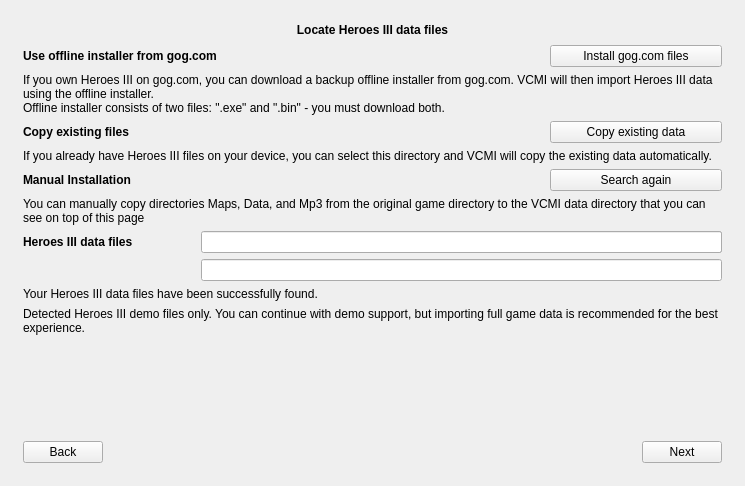
The window that launcher/firstLaunch/firstlaunch_moc.ui (GeorgeK1ng/vcmi) describes before a commit, drawn with Qt 5.
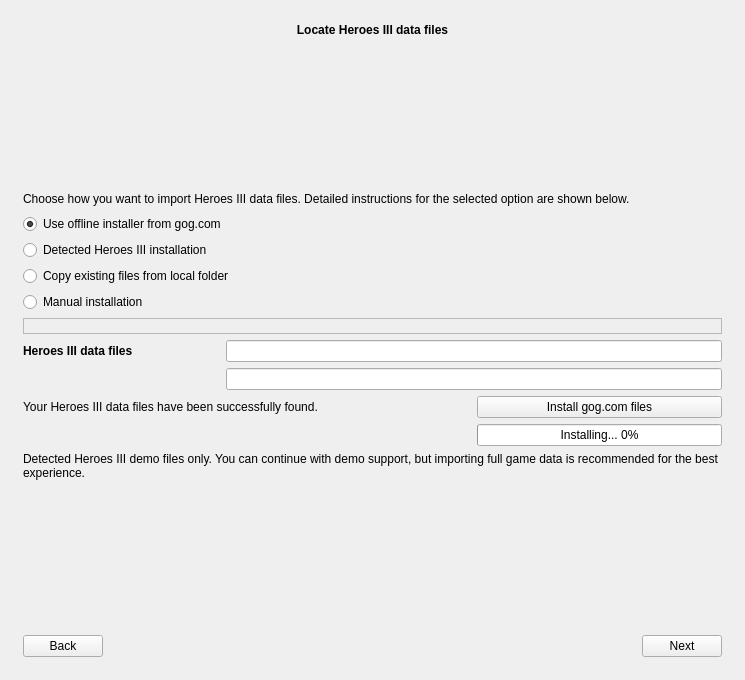
The same window after the commit. The open tabs and pages were chosen to show the change. Icons and pictures are not drawn.

Patch:
```diff
--- a/launcher/firstLaunch/firstlaunch_moc.ui
+++ b/launcher/firstLaunch/firstlaunch_moc.ui
@@ -7,7 +7,7 @@
     <x>0</x>
     <y>0</y>
     <width>745</width>
-    <height>380</height>
+    <height>680</height>
    </rect>
   </property>
   <property name="windowTitle">
@@ -166,101 +166,83 @@
        </item>
        
        <item>
-        <layout class="QGridLayout" name="gridLayout" columnstretch="1,2,1">
+        <spacer name="verticalSpacer">
+         <property name="orientation">
+          <enum>Qt::Orientation::Vertical</enum>
+         </property>
+         <property name="sizeHint" stdset="0">
+          <size>
+           <width>20</width>
+           <height>40</height>
+          </size>
+         </property>
+        </spacer>
+       </item>
+       <item>
+        <widget class="QLabel" name="labelDataIntro">
+         <property name="text">
+          <string>Choose how you want to import Heroes III data files. Detailed instructions for the selected option are shown below.</string>
+         </property>
+         <property name="wordWrap">
+          <bool>true</bool>
+         </property>
+        </widget>
+       </item>
+       <item>
+        <layout class="QGridLayout" name="gridLayout" columnstretch="1,0,0">
          <property name="spacing">
           <number>6</number>
          </property>
-         <item row="4" column="2">
-          <widget class="QPushButton" name="pushButtonDataCopy">
-           <property name="sizePolicy">
-            <sizepolicy hsizetype="Minimum" vsizetype="Fixed">
-             <horstretch>25</horstretch>
-             <verstretch>0</verstretch>
-            </sizepolicy>
-           </property>
+         <item row="2" column="0" colspan="3">
+          <widget class="QRadioButton" name="radioButtonDataCopy">
            <property name="text">
-            <string>Copy existing data</string>
+            <string>Copy existing files from local folder</string>
            </property>
           </widget>
          </item>
-         <item row="2" column="0" colspan="2">
-          <widget class="QLabel" name="labelDataGogTitle">
-           <property name="sizePolicy">
-            <sizepolicy hsizetype="Preferred" vsizetype="Fixed">
-             <horstretch>50</horstretch>
-             <verstretch>0</verstretch>
-            </sizepolicy>
+         <item row="4" column="0" colspan="3">
+          <widget class="QLabel" name="labelDataOptionDetails">
+           <property name="frameShape">
+            <enum>QFrame::Shape::StyledPanel</enum>
            </property>
-           <property name="font">
-            <font>
-             <bold>true</bold>
-            </font>
+           <property name="text">
+            <string/>
            </property>
+           <property name="alignment">
+            <set>Qt::AlignmentFlag::AlignLeading|Qt::AlignmentFlag::AlignLeft|Qt::AlignmentFlag::AlignTop</set>
+           </property>
+           <property name="wordWrap">
+            <bool>true</bool>
+           </property>
+           <property name="margin">
+            <number>8</number>
+           </property>
+          </widget>
+         </item>
+         <item row="1" column="0" colspan="3">
+          <widget class="QRadioButton" name="radioButtonDataDetected">
+           <property name="text">
+            <string>Detected Heroes III installation</string>
+           </property>
+          </widget>
+         </item>
+         <item row="0" column="0" colspan="2">
+          <widget class="QRadioButton" name="radioButtonDataGog">
            <property name="text">
             <string>Use offline installer from gog.com</string>
            </property>
-          </widget>
-         </item>
-         <item row="7" column="0" colspan="3">
-          <widget class="QLabel" name="labelDataManualDescr">
-           <property name="sizePolicy">
-            <sizepolicy hsizetype="Preferred" vsizetype="Fixed">
-             <horstretch>100</horstretch>
-             <verstretch>0</verstretch>
-            </sizepolicy>
-           </property>
-           <property name="text">
-            <string>You can manually copy directories Maps, Data, and Mp3 from the original game directory to the VCMI data directory that you can see on top of this page</string>
-           </property>
-           <property name="alignment">
-            <set>Qt::AlignmentFlag::AlignLeading|Qt::AlignmentFlag::AlignLeft|Qt::AlignmentFlag::AlignTop</set>
-           </property>
-           <property name="wordWrap">
+           <property name="checked">
             <bool>true</bool>
            </property>
           </widget>
          </item>
-         <item row="2" column="2">
-          <widget class="QPushButton" name="pushButtonGogInstall">
-           <property name="sizePolicy">
-            <sizepolicy hsizetype="Minimum" vsizetype="Fixed">
-             <horstretch>25</horstretch>
-             <verstretch>0</verstretch>
-            </sizepolicy>
-           </property>
+         <item row="3" column="0" colspan="3">
+          <widget class="QRadioButton" name="radioButtonDataManual">
            <property name="text">
-            <string>Install gog.com files</string>
+            <string>Manual installation</string>
            </property>
-          </widget>
-         </item>
-         <item row="6" column="0" colspan="2">
-          <widget class="QLabel" name="labelDataManualTitle">
-           <property name="sizePolicy">
-            <sizepolicy hsizetype="Preferred" vsizetype="Fixed">
-             <horstretch>50</horstretch>
-             <verstretch>0</verstretch>
-            </sizepolicy>
-           </property>
-           <property name="font">
-            <font>
-             <bold>true</bold>
-            </font>
-           </property>
-           <property name="text">
-            <string>Manual Installation</string>
-           </property>
-          </widget>
-         </item>
-         <item row="6" column="2">
-          <widget class="QPushButton" name="pushButtonDataSearch">
-           <property name="sizePolicy">
-            <sizepolicy hsizetype="Minimum" vsizetype="Fixed">
-             <horstretch>25</horstretch>
-             <verstretch>0</verstretch>
-            </sizepolicy>
-           </property>
-           <property name="text">
-            <string>Search again</string>
+           <property name="checked">
+            <bool>false</bool>
            </property>
           </widget>
          </item>
@@ -292,7 +274,7 @@
            </property>
           </widget>
          </item>
-         <item row="8" column="1" colspan="2">
+         <item row="5" column="1" colspan="2">
           <widget class="QLineEdit" name="lineEditDataUser">
            <property name="enabled">
             <bool>true</bool>
@@ -308,26 +290,39 @@
            </property>
           </widget>
          </item>
-         <item row="5" column="0" colspan="3">
-          <widget class="QLabel" name="labelDataCopyDescr">
+         <item row="11" column="0" colspan="3">
+          <widget class="QLabel" name="labelDataDemoInfo">
            <property name="sizePolicy">
             <sizepolicy hsizetype="Preferred" vsizetype="Fixed">
              <horstretch>100</horstretch>
              <verstretch>0</verstretch>
             </sizepolicy>
            </property>
-           <property name="text">
-            <string>If you already have Heroes III files on your device, you can select this directory and VCMI will copy the existing data automatically.</string>
+           <property name="visible">
+            <bool>false</bool>
            </property>
-           <property name="alignment">
-            <set>Qt::AlignmentFlag::AlignLeading|Qt::AlignmentFlag::AlignLeft|Qt::AlignmentFlag::AlignTop</set>
+           <property name="text">
+            <string>Detected Heroes III demo files only. You can continue with demo support, but importing full game data is recommended for the best experience.</string>
            </property>
            <property name="wordWrap">
             <bool>true</bool>
            </property>
           </widget>
          </item>
-         <item row="8" column="0">
+         <item row="7" column="2">
+          <widget class="QPushButton" name="pushButtonGogInstall">
+           <property name="sizePolicy">
+            <sizepolicy hsizetype="Minimum" vsizetype="Fixed">
+             <horstretch>25</horstretch>
+             <verstretch>0</verstretch>
+            </sizepolicy>
+           </property>
+           <property name="text">
+            <string>Install gog.com files</string>
+           </property>
+          </widget>
+         </item>
+         <item row="5" column="0">
           <widget class="QLabel" name="labelDataFiles">
            <property name="sizePolicy">
             <sizepolicy hsizetype="Preferred" vsizetype="Fixed">
@@ -345,25 +340,7 @@
            </property>
           </widget>
          </item>
-         <item row="4" column="0" colspan="2">
-          <widget class="QLabel" name="labelDataCopyTitle">
-           <property name="sizePolicy">
-            <sizepolicy hsizetype="Preferred" vsizetype="Fixed">
-             <horstretch>50</horstretch>
-             <verstretch>0</verstretch>
-            </sizepolicy>
-           </property>
-           <property name="font">
-            <font>
-             <bold>true</bold>
-            </font>
-           </property>
-           <property name="text">
-            <string>Copy existing files</string>
-           </property>
-          </widget>
-         </item>
-         <item row="9" column="1" colspan="2">
+         <item row="6" column="1" colspan="2">
           <widget class="QLineEdit" name="lineEditDataSystem">
            <property name="enabled">
             <bool>true</bool>
@@ -379,7 +356,7 @@
            </property>
           </widget>
          </item>
-         <item row="10" column="0" colspan="3">
+         <item row="7" column="0" colspan="2">
           <widget class="QLabel" name="labelDataFound">
            <property name="sizePolicy">
             <sizepolicy hsizetype="Preferred" vsizetype="Fixed">
@@ -395,48 +372,6 @@
            </property>
           </widget>
          </item>
-         <item row="11" column="0" colspan="3">
-          <widget class="QLabel" name="labelDataDemoInfo">
-           <property name="visible">
-            <bool>false</bool>
-           </property>
-           <property name="sizePolicy">
-            <sizepolicy hsizetype="Preferred" vsizetype="Fixed">
-             <horstretch>100</horstretch>
-             <verstretch>0</verstretch>
-            </sizepolicy>
-           </property>
-           <property name="text">
-            <string>Detected Heroes III demo files only. You can continue with demo support, but importing full game data is recommended for the best experience.</string>
-           </property>
-           <property name="wordWrap">
-            <bool>true</bool>
-           </property>
-          </widget>
-         </item>
-         <item row="3" column="0" colspan="3">
-          <widget class="QLabel" name="labelDataGogDescr">
-           <property name="sizePolicy">
-            <sizepolicy hsizetype="Preferred" vsizetype="Fixed">
-             <horstretch>100</horstretch>
-             <verstretch>0</verstretch>
-            </sizepolicy>
-           </property>
-           <property name="text">
-            <string>If you own Heroes III on gog.com, you can download a backup offline installer from gog.com. VCMI will then import Heroes III data using the offline installer. 
-Offline installer consists of two files: &quot;.exe&quot; and &quot;.bin&quot; - you must download both.</string>
-           </property>
-           <property name="textFormat">
-            <enum>Qt::TextFormat::PlainText</enum>
-           </property>
-           <property name="alignment">
-            <set>Qt::AlignmentFlag::AlignLeading|Qt::AlignmentFlag::AlignLeft|Qt::AlignmentFlag::AlignTop</set>
-           </property>
-           <property name="wordWrap">
-            <bool>true</bool>
-           </property>
-          </widget>
-         </item>
         </layout>
        </item>
        <item>
```
Left out of the diff: 17 changed lines with no effect on the pictures.
